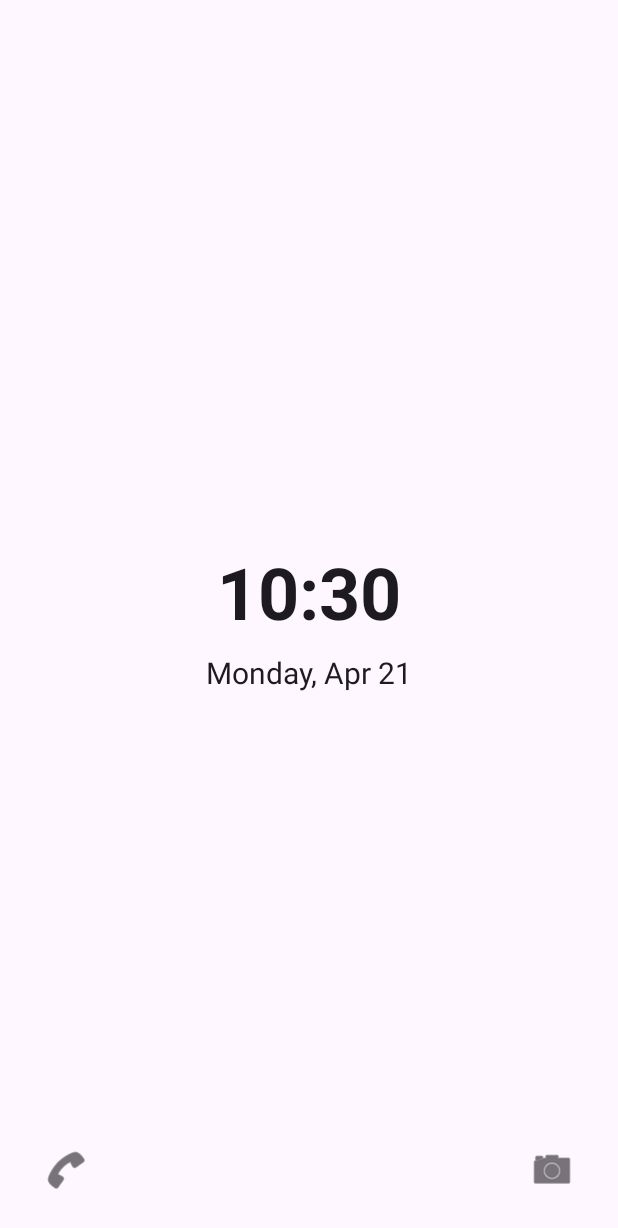
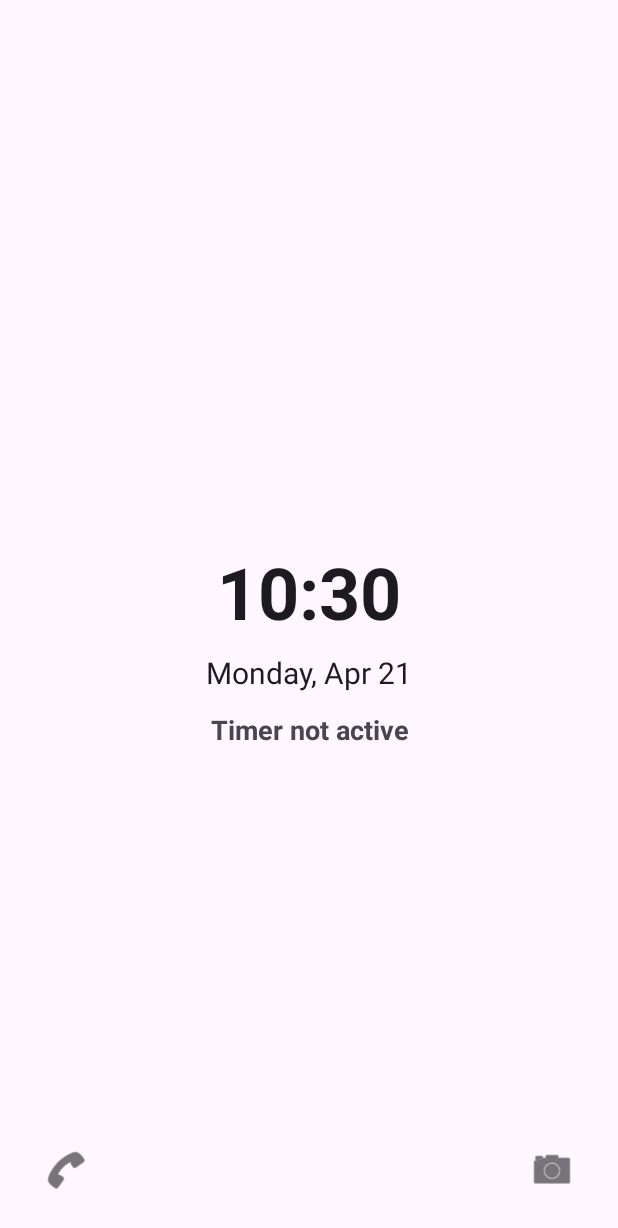
Before and after one commit to hk973/Control-Addiction, an Android app: the MainContainerActivity2 screen opened directly, with no data from a screen before it, on a phone screen of 412 x 824 dp. Shown: the top 1228 px of the screen. Run offline under Robolectric (Android 15) with nearby library versions, the phone set to English and light mode, and no system bars.

Commit message:
timmer added to selected app

```diff
--- /dev/null
+++ b/app/src/main/java/com/genzopia/addiction/HomeFragment2.java
@@ -0,0 +1,156 @@
+package com.genzopia.addiction;
+
+import android.content.Context;
+import android.content.Intent;
+import android.content.res.Configuration;
+import android.net.Uri;
+import android.os.Bundle;
+import android.os.Handler;
+import android.os.Looper;
+import android.os.PowerManager;
+import android.os.SystemClock;
+import android.provider.MediaStore;
+import android.provider.Settings;
+import android.view.LayoutInflater;
+import android.view.View;
+import android.view.ViewGroup;
+import android.view.Window;
+import android.widget.ImageButton;
+import android.widget.TextView;
+
+import androidx.annotation.NonNull;
+import androidx.core.content.ContextCompat;
+import androidx.core.view.WindowInsetsControllerCompat;
+import androidx.fragment.app.Fragment;
+import androidx.lifecycle.Lifecycle;
+import androidx.lifecycle.LifecycleEventObserver;
+import androidx.lifecycle.LifecycleOwner;
+
+public class HomeFragment2 extends Fragment {
+
+    private Handler timeUpdateHandler;
+    private Runnable timeUpdateRunnable;
+    private TextView timeTextView;
+    private SharedPrefHelper sharedPrefHelper;
+
+    @Override
+    public View onCreateView(@NonNull LayoutInflater inflater, ViewGroup container, Bundle savedInstanceState) {
+        View view = inflater.inflate(R.layout.activty_home_selected, container, false);
+        timeTextView = view.findViewById(R.id.textView_time);
+        sharedPrefHelper = new SharedPrefHelper(requireContext());
+        return view;
+    }
+
+    @Override
+    public void onViewCreated(@NonNull View view, Bundle savedInstanceState) {
+        super.onViewCreated(view, savedInstanceState);
+        setupStatusBar();
+        setupShortcuts();
+        setupBatteryOptimizationCheck();
+        setupLifecycleObservers();
+    }
+
+    private void setupLifecycleObservers() {
+        getViewLifecycleOwner().getLifecycle().addObserver((LifecycleEventObserver) (source, event) -> {
+            if (event == Lifecycle.Event.ON_RESUME) {
+                startTimeUpdates();
+            } else if (event == Lifecycle.Event.ON_PAUSE) {
+                stopTimeUpdates();
+            }
+        });
+    }
+
+    private void startTimeUpdates() {
+        timeUpdateHandler = new Handler(Looper.getMainLooper());
+        timeUpdateRunnable = new Runnable() {
+            @Override
+            public void run() {
+                updateTimeDisplay();
+                timeUpdateHandler.postDelayed(this, 1000);
+            }
+        };
+        timeUpdateHandler.post(timeUpdateRunnable);
+    }
+
+    private void stopTimeUpdates() {
+        if (timeUpdateHandler != null && timeUpdateRunnable != null) {
+            timeUpdateHandler.removeCallbacks(timeUpdateRunnable);
+        }
+    }
+
+    private void updateTimeDisplay() {
+        boolean isActive = sharedPrefHelper.getTimeActivateStatus();
+        long startTime = sharedPrefHelper.getStartTime();
+        int initialDuration = sharedPrefHelper.getInitialDuration();
+
+        if (isActive && startTime > 0 && initialDuration > 0) {
+            long currentTime = SystemClock.elapsedRealtime();
+            long elapsedSeconds = (currentTime - startTime) / 1000;
+            int remainingTime = (int) (initialDuration - elapsedSeconds);
+
+            if (remainingTime > 0) {
+                timeTextView.setText(getString(R.string.time_remaining, formatTime(remainingTime)));
+            } else {
+                timeTextView.setText(R.string.time_expired);
+                handleTimerExpiration();
+            }
+        } else {
+            timeTextView.setText(R.string.timer_inactive);
+        }
+    }
+
+    private void handleTimerExpiration() {
+        // Add any expiration handling logic needed in the fragment
+        stopTimeUpdates();
+    }
+
+    private void setupBatteryOptimizationCheck() {
+        Context context = requireContext();
+        PowerManager pm = (PowerManager) context.getSystemService(Context.POWER_SERVICE);
+        String packageName = context.getPackageName();
+
+        if (pm != null && !pm.isIgnoringBatteryOptimizations(packageName)) {
+            Intent intent = new Intent(Settings.ACTION_REQUEST_IGNORE_BATTERY_OPTIMIZATIONS);
+            intent.setData(Uri.parse("package:" + packageName));
+            startActivity(intent);
+        }
+    }
+
+    private void setupStatusBar() {
+        Window window = requireActivity().getWindow();
+        int nightModeFlags = getResources().getConfiguration().uiMode & Configuration.UI_MODE_NIGHT_MASK;
+        boolean isSystemDarkMode = (nightModeFlags == Configuration.UI_MODE_NIGHT_YES);
+
+        int statusBarColor = isSystemDarkMode ?
+                ContextCompat.getColor(requireContext(), R.color.black) :
+                ContextCompat.getColor(requireContext(), R.color.white);
+
+        window.setStatusBarColor(statusBarColor);
+
+        WindowInsetsControllerCompat windowInsetsController = new WindowInsetsControllerCompat(
+                window, window.getDecorView());
+        windowInsetsController.setAppearanceLightStatusBars(!isSystemDarkMode);
+    }
+
+    private void setupShortcuts() {
+        ImageButton phoneButton = requireView().findViewById(R.id.phoneButton);
+        ImageButton cameraButton = requireView().findViewById(R.id.cameraButton);
+
+        phoneButton.setOnClickListener(v -> startActivity(new Intent(Intent.ACTION_DIAL)));
+        cameraButton.setOnClickListener(v -> startActivity(new Intent(MediaStore.ACTION_IMAGE_CAPTURE)));
+    }
+
+    private String formatTime(int totalSeconds) {
+        int hours = totalSeconds / 3600;
+        int minutes = (totalSeconds % 3600) / 60;
+        int seconds = totalSeconds % 60;
+        return String.format("%02d:%02d:%02d", hours, minutes, seconds);
+    }
+
+    @Override
+    public void onDestroyView() {
+        super.onDestroyView();
+        stopTimeUpdates();
+        timeTextView = null;
+    }
+}
--- a/app/src/main/java/com/genzopia/addiction/MainPagerAdapter.java
+++ b/app/src/main/java/com/genzopia/addiction/MainPagerAdapter.java
@@ -14,7 +14,7 @@ public class MainPagerAdapter extends FragmentStateAdapter {
     @NonNull
     @Override
     public Fragment createFragment(int position) {
-        return position == 0 ? new HomeFragment() : new SelectedAppsFragment();
+        return position == 0 ? new HomeFragment2() : new SelectedAppsFragment();
     }
 
     @Override
--- /dev/null
+++ b/app/src/main/res/layout/activty_home_selected.xml
@@ -0,0 +1,86 @@
+<?xml version="1.0" encoding="utf-8"?>
+<androidx.constraintlayout.widget.ConstraintLayout xmlns:android="http://schemas.android.com/apk/res/android"
+    xmlns:app="http://schemas.android.com/apk/res-auto"
+    xmlns:tools="http://schemas.android.com/tools"
+    android:id="@+id/main"
+    android:layout_width="match_parent"
+    android:layout_height="match_parent">
+
+    <!-- Time Display -->
+    <TextClock
+        android:id="@+id/timeDisplay"
+        android:layout_width="wrap_content"
+        android:layout_height="wrap_content"
+        android:format12Hour="hh:mm"
+        android:format24Hour="HH:mm"
+        android:textSize="48sp"
+        android:textStyle="bold"
+        app:layout_constraintBottom_toTopOf="@id/dateDisplay"
+        app:layout_constraintLeft_toLeftOf="parent"
+        app:layout_constraintRight_toRightOf="parent"
+        app:layout_constraintTop_toTopOf="parent"
+        app:layout_constraintVertical_chainStyle="packed" />
+
+    <!-- Date and Day Display -->
+    <TextClock
+        android:id="@+id/dateDisplay"
+        android:layout_width="wrap_content"
+        android:layout_height="wrap_content"
+        android:format12Hour="EEEE, MMM dd"
+        android:format24Hour="EEEE, MMM dd"
+        android:textSize="20sp"
+        android:layout_marginTop="8dp"
+        app:layout_constraintLeft_toLeftOf="parent"
+        app:layout_constraintRight_toRightOf="parent"
+        app:layout_constraintTop_toBottomOf="@id/timeDisplay"
+        app:layout_constraintBottom_toBottomOf="parent"
+        app:layout_constraintVertical_bias="0" />
+
+    <!-- Bottom Shortcuts -->
+    <LinearLayout
+        android:layout_width="match_parent"
+        android:layout_height="wrap_content"
+        android:orientation="horizontal"
+        android:padding="16dp"
+        app:layout_constraintBottom_toBottomOf="parent">
+
+        <!-- Phone Shortcut -->
+        <ImageButton
+            android:id="@+id/phoneButton"
+            android:layout_width="56dp"
+            android:layout_height="56dp"
+            android:background="?attr/selectableItemBackgroundBorderless"
+            android:contentDescription="Phone"
+            android:src="@android:drawable/ic_menu_call"
+            app:tint="?android:attr/textColorPrimary" />
+
+        <View
+            android:layout_width="0dp"
+            android:layout_height="match_parent"
+            android:layout_weight="1" />
+
+        <!-- Camera Shortcut -->
+        <ImageButton
+            android:id="@+id/cameraButton"
+            android:layout_width="56dp"
+            android:layout_height="56dp"
+            android:background="?attr/selectableItemBackgroundBorderless"
+            android:contentDescription="Camera"
+            android:src="@android:drawable/ic_menu_camera"
+            app:tint="?android:attr/textColorPrimary" />
+
+    </LinearLayout>
+
+    <TextView
+        android:layout_margin="12dp"
+        android:id="@+id/textView_time"
+        android:layout_width="wrap_content"
+        android:layout_height="wrap_content"
+        android:text="Time Remaining : 00:05:49"
+        android:textSize="18dp"
+        android:textStyle="bold"
+        app:layout_constraintEnd_toEndOf="@+id/dateDisplay"
+        app:layout_constraintStart_toStartOf="@+id/dateDisplay"
+        app:layout_constraintTop_toBottomOf="@+id/dateDisplay" />
+
+</androidx.constraintlayout.widget.ConstraintLayout>
--- a/app/src/main/res/values/strings.xml
+++ b/app/src/main/res/values/strings.xml
@@ -19,4 +19,7 @@
 <string name="terms_accepted">Terms Accepted</string>
 <string name="terms_required">Terms Review Required</string>
 <string name="launcher_optional">Optional but Recommended</string>
+    <string name="time_remaining">Time Remaining: %s</string>
+    <string name="time_expired">Time Remaining: 00:00:00</string>
+    <string name="timer_inactive">Timer not active</string>
 </resources>
```
